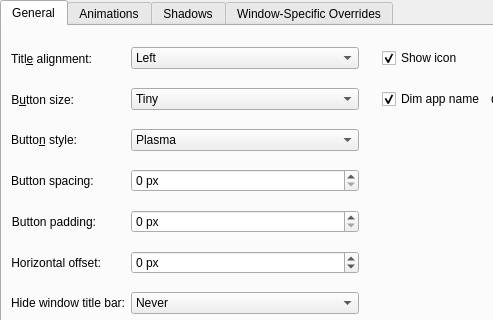
Before: the Qt Designer form config/ui/breezeconfigurationui.ui in Rudraksh88/KustomBreezeEnhanced, drawn with Qt 5; both pictures show x 0 to 493 and y 0 to 320 of the 843 by 814 pixel window.
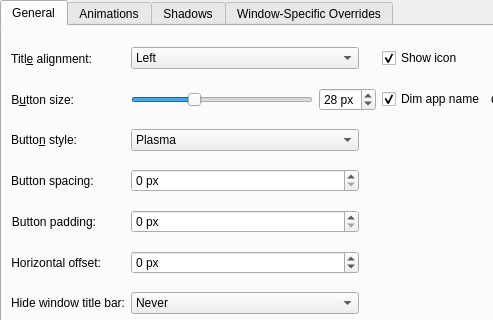
After: the same form once the commit is applied. Custom widgets are drawn as their Qt base class.

Commit message:
feat: make window button size adjustable
Replace fixed presets with synchronized slider and spinbox controls, including legacy configuration migration. Keep the centered application icon independent from button geometry.

Patch:
```diff
--- a/config/ui/breezeconfigurationui.ui
+++ b/config/ui/breezeconfigurationui.ui
@@ -86,7 +86,7 @@
           <set>Qt::AlignRight|Qt::AlignTrailing|Qt::AlignVCenter</set>
          </property>
          <property name="buddy">
-          <cstring>buttonSize</cstring>
+          <cstring>buttonSizeSlider</cstring>
          </property>
         </widget>
        </item>
@@ -183,34 +183,41 @@
            </property>
          </widget>
        </item>
-       <item row="1" column="2">
-        <widget class="QComboBox" name="buttonSize">
+       <item row="1" column="2" colspan="2">
+        <layout class="QHBoxLayout" name="buttonSizeLayout">
          <item>
-          <property name="text">
-           <string>Tiny</string>
-          </property>
+          <widget class="QSlider" name="buttonSizeSlider">
+           <property name="minimum">
+            <number>10</number>
+           </property>
+           <property name="maximum">
+            <number>64</number>
+           </property>
+           <property name="value">
+            <number>28</number>
+           </property>
+           <property name="orientation">
+            <enum>Qt::Horizontal</enum>
+           </property>
+          </widget>
          </item>
          <item>
-          <property name="text">
-           <string comment="@item:inlistbox Button size:">Small</string>
-          </property>
+          <widget class="QSpinBox" name="buttonSizeSpinBox">
+           <property name="suffix">
+            <string> px</string>
+           </property>
+           <property name="minimum">
+            <number>10</number>
+           </property>
+           <property name="maximum">
+            <number>64</number>
+           </property>
+           <property name="value">
+            <number>28</number>
+           </property>
+          </widget>
          </item>
-         <item>
-          <property name="text">
-           <string comment="@item:inlistbox Button size:">Medium</string>
-          </property>
-         </item>
-         <item>
-          <property name="text">
-           <string comment="@item:inlistbox Button size:">Large</string>
-          </property>
-         </item>
-         <item>
-          <property name="text">
-           <string comment="@item:inlistbox Button size:">Very Large</string>
-          </property>
-         </item>
-        </widget>
+        </layout>
        </item>
        <item row="6" column="1" alignment="Qt::AlignLeft">
         <widget class="QLabel" name="label_14">
```
Left out of the diff: 3 changed lines with no effect on the pictures. The commit also changes 8 other files.
